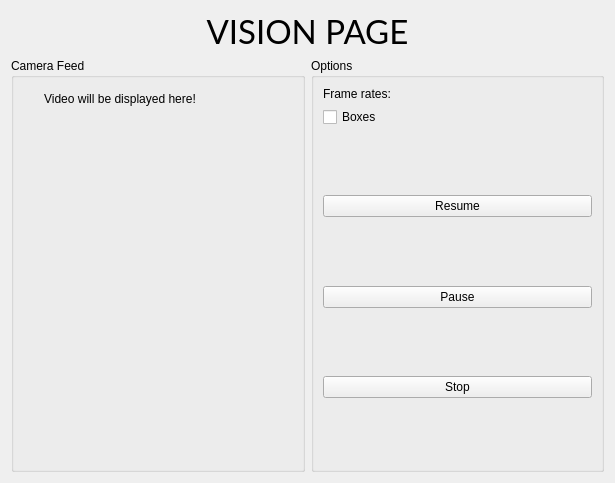
ayuyamo/gui-robot, file ui/vision.ui: the form before one commit.
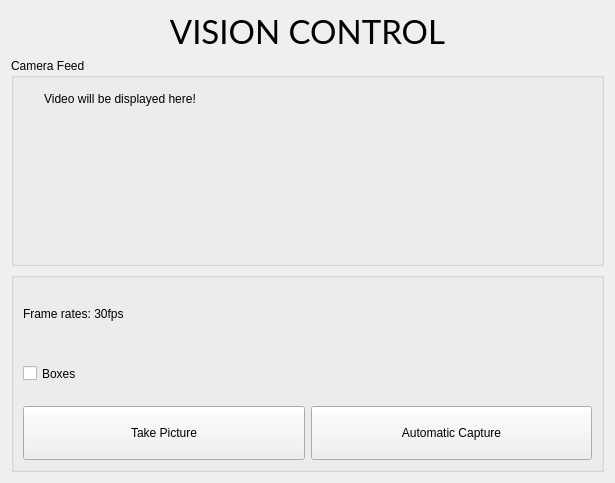
The form after the commit.

Commit message: design layout for vission and mission planner

Diff of the .ui file:
```diff
--- a/ui/vision.ui
+++ b/ui/vision.ui
@@ -13,7 +13,7 @@
   <property name="windowTitle">
    <string>Form</string>
   </property>
-  <layout class="QGridLayout" name="gridLayout_3">
+  <layout class="QGridLayout" name="gridLayout_2">
    <item row="0" column="0">
     <widget class="QLabel" name="label">
      <property name="minimumSize">
@@ -37,7 +37,7 @@
       </font>
      </property>
      <property name="text">
-      <string>VISION PAGE</string>
+      <string>VISION CONTROL</string>
      </property>
      <property name="alignment">
       <set>Qt::AlignCenter</set>
@@ -45,9 +45,19 @@
     </widget>
    </item>
    <item row="1" column="0">
-    <layout class="QGridLayout" name="gridLayout_2">
-     <item row="0" column="0">
       <widget class="QGroupBox" name="groupBox">
+     <property name="sizePolicy">
+      <sizepolicy hsizetype="Expanding" vsizetype="Expanding">
+       <horstretch>0</horstretch>
+       <verstretch>0</verstretch>
+      </sizepolicy>
+     </property>
+     <property name="minimumSize">
+      <size>
+       <width>50</width>
+       <height>50</height>
+      </size>
+     </property>
        <property name="title">
         <string>Camera Feed</string>
        </property>
@@ -69,109 +79,94 @@
        </widget>
       </widget>
      </item>
-     <item row="0" column="1">
+   <item row="2" column="0">
       <widget class="QGroupBox" name="groupBox_2">
+     <property name="sizePolicy">
+      <sizepolicy hsizetype="MinimumExpanding" vsizetype="MinimumExpanding">
+       <horstretch>0</horstretch>
+       <verstretch>0</verstretch>
+      </sizepolicy>
+     </property>
        <property name="maximumSize">
         <size>
-         <width>300</width>
-         <height>16777215</height>
+       <width>16777215</width>
+       <height>200</height>
         </size>
        </property>
        <property name="title">
-        <string>Options</string>
+      <string/>
        </property>
        <layout class="QGridLayout" name="gridLayout">
         <item row="0" column="0">
          <widget class="QLabel" name="frames_rate">
+        <property name="sizePolicy">
+         <sizepolicy hsizetype="MinimumExpanding" vsizetype="MinimumExpanding">
+          <horstretch>0</horstretch>
+          <verstretch>0</verstretch>
+         </sizepolicy>
+        </property>
+        <property name="maximumSize">
+         <size>
+          <width>200</width>
+          <height>100</height>
+         </size>
+        </property>
           <property name="text">
-           <string>Frame rates: </string>
+         <string>Frame rates: 30fps</string>
           </property>
          </widget>
         </item>
         <item row="1" column="0">
          <widget class="QCheckBox" name="enable_boxes">
+        <property name="sizePolicy">
+         <sizepolicy hsizetype="Expanding" vsizetype="Expanding">
+          <horstretch>0</horstretch>
+          <verstretch>0</verstretch>
+         </sizepolicy>
+        </property>
+        <property name="maximumSize">
+         <size>
+          <width>100</width>
+          <height>100</height>
+         </size>
+        </property>
           <property name="text">
            <string>Boxes</string>
           </property>
          </widget>
         </item>
         <item row="2" column="0">
-         <spacer name="verticalSpacer">
-          <property name="orientation">
-           <enum>Qt::Vertical</enum>
+       <layout class="QHBoxLayout" name="horizontalLayout">
+        <item>
+         <widget class="QPushButton" name="take_picture">
+          <property name="sizePolicy">
+           <sizepolicy hsizetype="Expanding" vsizetype="Expanding">
+            <horstretch>0</horstretch>
+            <verstretch>0</verstretch>
+           </sizepolicy>
           </property>
-          <property name="sizeHint" stdset="0">
-           <size>
-            <width>20</width>
-            <height>50</height>
-           </size>
-          </property>
-         </spacer>
-        </item>
-        <item row="3" column="0">
-         <widget class="QPushButton" name="resume_button">
           <property name="text">
-           <string>Resume</string>
+           <string>Take Picture</string>
           </property>
          </widget>
         </item>
-        <item row="4" column="0">
-         <spacer name="verticalSpacer_2">
-          <property name="orientation">
-           <enum>Qt::Vertical</enum>
+        <item>
+         <widget class="QPushButton" name="automatic_capture">
+          <property name="sizePolicy">
+           <sizepolicy hsizetype="Expanding" vsizetype="Expanding">
+            <horstretch>0</horstretch>
+            <verstretch>0</verstretch>
+           </sizepolicy>
           </property>
-          <property name="sizeHint" stdset="0">
-           <size>
-            <width>20</width>
-            <height>50</height>
-           </size>
-          </property>
-         </spacer>
-        </item>
-        <item row="5" column="0">
-         <widget class="QPushButton" name="pause_button">
           <property name="text">
-           <string>Pause</string>
+           <string>Automatic Capture</string>
           </property>
          </widget>
         </item>
-        <item row="6" column="0">
-         <spacer name="verticalSpacer_3">
-          <property name="orientation">
-           <enum>Qt::Vertical</enum>
-          </property>
-          <property name="sizeHint" stdset="0">
-           <size>
-            <width>20</width>
-            <height>50</height>
-           </size>
-          </property>
-         </spacer>
-        </item>
-        <item row="7" column="0">
-         <widget class="QPushButton" name="stop_button">
-          <property name="text">
-           <string>Stop</string>
-          </property>
-         </widget>
-        </item>
-        <item row="8" column="0">
-         <spacer name="verticalSpacer_4">
-          <property name="orientation">
-           <enum>Qt::Vertical</enum>
-          </property>
-          <property name="sizeHint" stdset="0">
-           <size>
-            <width>20</width>
-            <height>50</height>
-           </size>
-          </property>
-         </spacer>
-        </item>
        </layout>
-      </widget>
-     </item>
-    </layout>
+      </item>
+     </layout>
+    </widget>
    </item>
   </layout>
  </widget>
```
Lines whose indentation alone changed are shown as unchanged. The commit also changes 3 other files.
